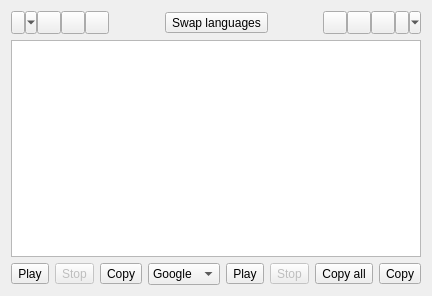
First picture: the form in src/popupwindow.ui, repository crow-translate/crow-translate, before the edit.
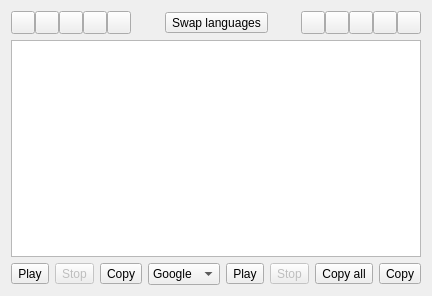
Second picture: the form after the edit. Icons and pictures are not drawn.

Commit message: Add new convenient languages menu

Diff of the .ui file:
```diff
--- a/src/popupwindow.ui
+++ b/src/popupwindow.ui
@@ -23,39 +23,23 @@
      <property name="spacing">
       <number>0</number>
      </property>
+     <item>
+      <widget class="QToolButton" name="addSourceLangButton">
+       <property name="icon">
+        <iconset theme="add">
+         <normaloff>.</normaloff>.</iconset>
+       </property>
+      </widget>
+     </item>
      <item>
       <widget class="QToolButton" name="autoSourceButton">
-       <property name="sizePolicy">
-        <sizepolicy hsizetype="Minimum" vsizetype="Minimum">
-         <horstretch>0</horstretch>
-         <verstretch>0</verstretch>
-        </sizepolicy>
-       </property>
-       <property name="toolTip">
-        <string notr="true">auto</string>
-       </property>
        <property name="checkable">
         <bool>true</bool>
        </property>
-       <property name="autoExclusive">
-        <bool>true</bool>
-       </property>
-       <property name="popupMode">
-        <enum>QToolButton::MenuButtonPopup</enum>
-       </property>
-       <property name="toolButtonStyle">
-        <enum>Qt::ToolButtonTextOnly</enum>
-       </property>
       </widget>
      </item>
      <item>
       <widget class="QToolButton" name="firstSourceButton">
-       <property name="sizePolicy">
-        <sizepolicy hsizetype="Minimum" vsizetype="Fixed">
-         <horstretch>0</horstretch>
-         <verstretch>0</verstretch>
-        </sizepolicy>
-       </property>
        <property name="text">
         <string/>
        </property>
@@ -69,12 +53,6 @@
      </item>
      <item>
       <widget class="QToolButton" name="secondSourceButton">
-       <property name="sizePolicy">
-        <sizepolicy hsizetype="Minimum" vsizetype="Fixed">
-         <horstretch>0</horstretch>
-         <verstretch>0</verstretch>
-        </sizepolicy>
-       </property>
        <property name="text">
         <string/>
        </property>
@@ -204,26 +182,16 @@
      </item>
      <item>
       <widget class="QToolButton" name="autoTranslationButton">
-       <property name="sizePolicy">
-        <sizepolicy hsizetype="Minimum" vsizetype="Minimum">
-         <horstretch>0</horstretch>
-         <verstretch>0</verstretch>
-        </sizepolicy>
-       </property>
-       <property name="toolTip">
-        <string notr="true">auto</string>
-       </property>
        <property name="checkable">
         <bool>true</bool>
        </property>
-       <property name="autoExclusive">
-        <bool>true</bool>
-       </property>
-       <property name="popupMode">
-        <enum>QToolButton::MenuButtonPopup</enum>
-       </property>
-       <property name="toolButtonStyle">
-        <enum>Qt::ToolButtonTextOnly</enum>
+      </widget>
+     </item>
+     <item>
+      <widget class="QToolButton" name="addTranslationLangButton">
+       <property name="icon">
+        <iconset theme="add">
+         <normaloff>.</normaloff>.</iconset>
        </property>
       </widget>
      </item>
```
Left out of the diff: 22 changed lines with no effect on the pictures. The commit also changes 15 other files.
